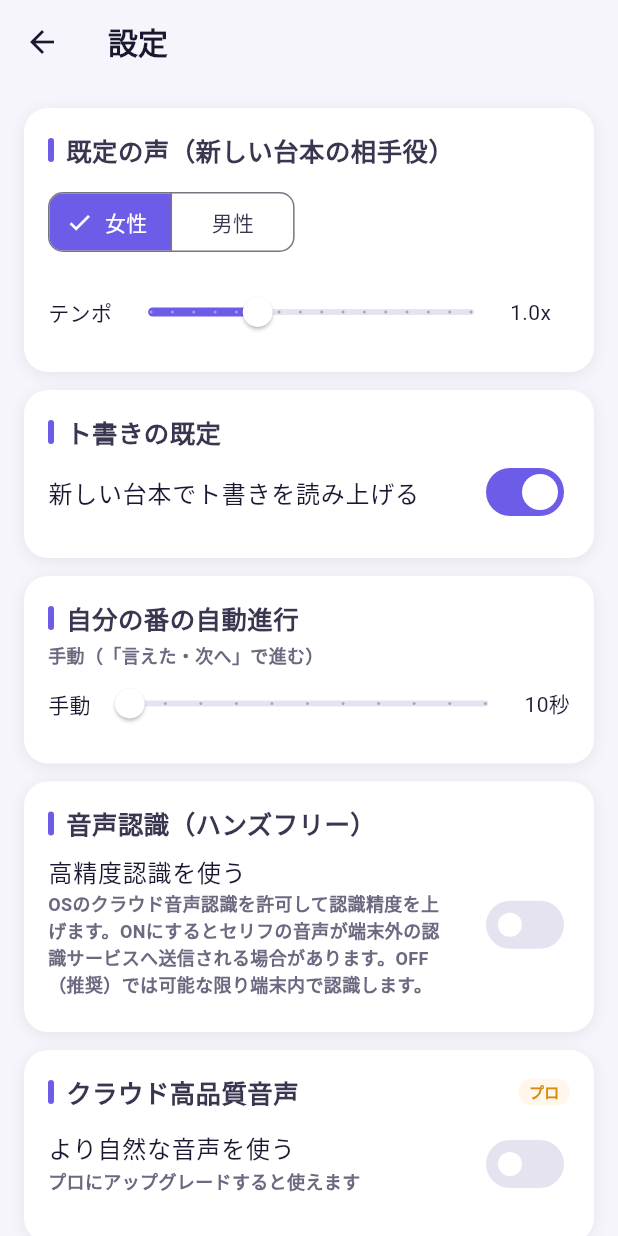
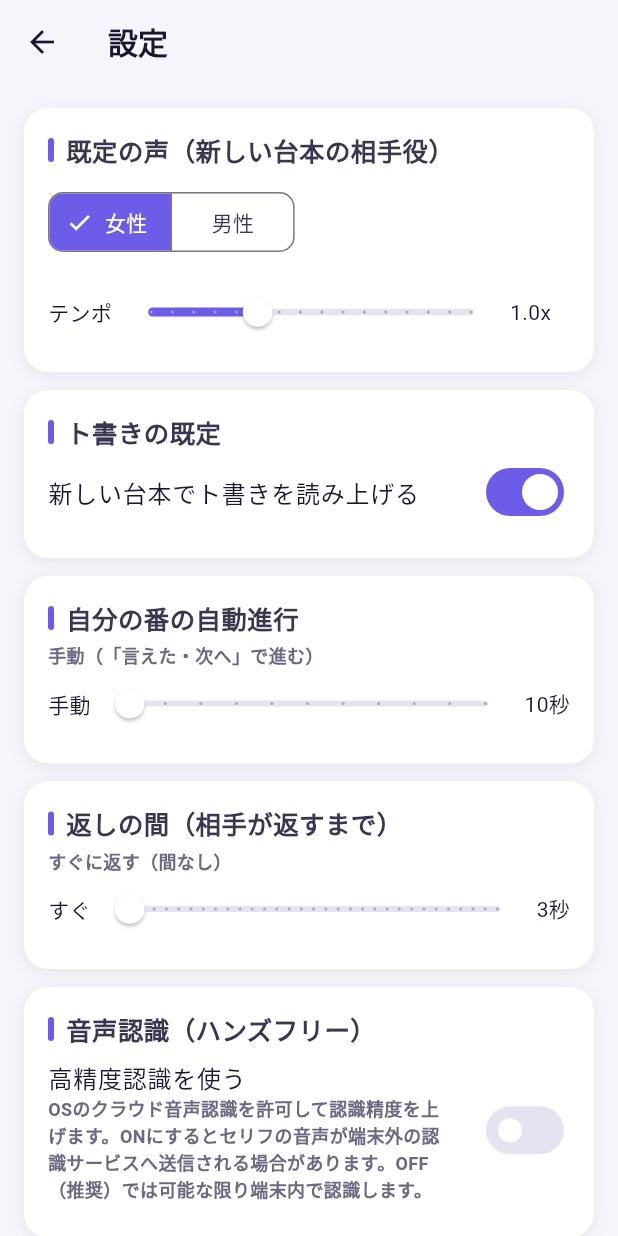
Before and after one commit to oshiyamad-blip/mood-cinema, a Flutter app: the SettingsScreen screen opened directly, on a phone screen of 412 x 824 dp. Run offline on Flutter 3.47's test engine with Material 3 defaults, Android fonts, the phone set to English and light mode, and no system bars; our stand-ins replace audioplayers, file_picker, flutter_tts, speech_to_text; missing offline and left inert: google_mlkit_text_recognition, pdfx, purchases_flutter, syncfusion_flutter_pdf.

Commit message:
返しの間（相手が返すタイミング）の調整機能を追加
- 設定に「返しの間」スライダー(0=即レス〜3秒、0.1秒刻み)を追加
- RehearsalController: advanceMine 後の相手セリフの前に間を置く
  (設定を毎回読むプロバイダ方式で変更を即時反映、一時停止で中断可能)
- テスト3件追加(間が置かれる/間の途中でpause可能/未指定なら即レス)、全37本パス

検証: flutter analyze No issues / flutter test 全37件パス

Co-Authored-By: Claude Opus 4.8 <noreply@anthropic.com>
Claude-Session: https://claude.ai/code/session_017ik5rDobPbdwAi9SSvZkH7

```diff
--- a/serifu-app/lib/models/app_settings.dart
+++ b/serifu-app/lib/models/app_settings.dart
@@ -7,6 +7,7 @@ class AppSettings {
     this.defaultRate = 1.0,
     this.defaultReadDirections = true,
     this.autoAdvanceSeconds = 0, // 0 = 手動（自分の番で止まる）
+    this.replyPauseMillis = 0, // 自分のセリフ後、相手が返すまでの間（ms）
     this.useCloudVoices = false, // クラウド高品質音声（Pro・要設定）
     this.highAccuracyRecognition = false, // 音声認識にクラウドを許可（精度優先）
   });
@@ -21,6 +22,10 @@ class AppSettings {
   /// 自分の番の自動進行秒数（0なら手動）。
   int autoAdvanceSeconds;
 
+  /// 自分のセリフを言い終えてから相手が返すまでの間（ミリ秒、0=即レス）。
+  /// 芝居の「間」を作るための調整。
+  int replyPauseMillis;
+
   /// クラウド高品質音声を使うか（Pro かつ エンドポイント設定時のみ有効）。
   bool useCloudVoices;
 
@@ -33,6 +38,7 @@ class AppSettings {
     double? defaultRate,
     bool? defaultReadDirections,
     int? autoAdvanceSeconds,
+    int? replyPauseMillis,
     bool? useCloudVoices,
     bool? highAccuracyRecognition,
   }) {
@@ -41,6 +47,7 @@ class AppSettings {
       defaultRate: defaultRate ?? this.defaultRate,
       defaultReadDirections: defaultReadDirections ?? this.defaultReadDirections,
       autoAdvanceSeconds: autoAdvanceSeconds ?? this.autoAdvanceSeconds,
+      replyPauseMillis: replyPauseMillis ?? this.replyPauseMillis,
       useCloudVoices: useCloudVoices ?? this.useCloudVoices,
       highAccuracyRecognition: highAccuracyRecognition ?? this.highAccuracyRecognition,
     );
@@ -51,6 +58,7 @@ class AppSettings {
         'defaultRate': defaultRate,
         'defaultReadDirections': defaultReadDirections,
         'autoAdvanceSeconds': autoAdvanceSeconds,
+        'replyPauseMillis': replyPauseMillis,
         'useCloudVoices': useCloudVoices,
         'highAccuracyRecognition': highAccuracyRecognition,
       };
@@ -60,6 +68,7 @@ class AppSettings {
         defaultRate: (json['defaultRate'] as num?)?.toDouble() ?? 1.0,
         defaultReadDirections: (json['defaultReadDirections'] as bool?) ?? true,
         autoAdvanceSeconds: (json['autoAdvanceSeconds'] as num?)?.toInt() ?? 0,
+        replyPauseMillis: (json['replyPauseMillis'] as num?)?.toInt() ?? 0,
         useCloudVoices: (json['useCloudVoices'] as bool?) ?? false,
         highAccuracyRecognition: (json['highAccuracyRecognition'] as bool?) ?? false,
       );
--- a/serifu-app/lib/screens/rehearsal_screen.dart
+++ b/serifu-app/lib/screens/rehearsal_screen.dart
@@ -137,6 +137,10 @@ class _RehearsalScreenState extends State<RehearsalScreen> {
         narrator: _narrator,
         voiceFor: s.voiceFor,
         preparedGetter: () => _prepared,
+      ),
+      // 「返しの間」は設定から毎回読む（変更を即時反映）。
+      replyPauseProvider: () => Duration(
+        milliseconds: SettingsStore.instance.settings.replyPauseMillis,
       ),
     );
     _c.addListener(_onProgress);
--- a/serifu-app/lib/screens/settings_screen.dart
+++ b/serifu-app/lib/screens/settings_screen.dart
@@ -36,6 +36,8 @@ class _SettingsScreenState extends State<SettingsScreen> {
             _directionsSection(),
             const SizedBox(height: AppSpacing.md),
             _autoAdvanceSection(),
+            const SizedBox(height: AppSpacing.md),
+            _replyPauseSection(),
             const SizedBox(height: AppSpacing.md),
             _recognitionSection(),
             const SizedBox(height: AppSpacing.md),
@@ -157,6 +159,43 @@ class _SettingsScreenState extends State<SettingsScreen> {
                 ),
               ),
               const Text('10秒'),
+            ],
+          ),
+        ],
+      ),
+    );
+  }
+
+  Widget _replyPauseSection() {
+    final millis = s.replyPauseMillis;
+    final sec = millis / 1000;
+    return _card(
+      child: Column(
+        crossAxisAlignment: CrossAxisAlignment.start,
+        children: [
+          _heading('返しの間（相手が返すまで）'),
+          const SizedBox(height: AppSpacing.xs),
+          Text(
+            millis == 0
+                ? 'すぐに返す（間なし）'
+                : 'あなたのセリフの後、${sec.toStringAsFixed(1)}秒おいて相手が返します',
+            style: AppText.caption,
+          ),
+          Row(
+            children: [
+              const Text('すぐ'),
+              Expanded(
+                child: Slider(
+                  min: 0,
+                  max: 3000,
+                  divisions: 30, // 0.1秒刻み
+                  label: millis == 0 ? 'すぐ' : '${sec.toStringAsFixed(1)}秒',
+                  value: millis.toDouble(),
+                  onChanged: (v) =>
+                      _save(s.copyWith(replyPauseMillis: (v / 100).round() * 100)),
+                ),
+              ),
+              const Text('3秒'),
             ],
           ),
         ],
```
Also changed, not shown: serifu-app/lib/rehearsal/rehearsal_controller.dart (+27 -2 lines), 2 other files.
